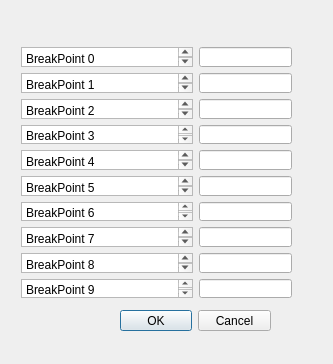
RRRRubbit/Debugger, file Gui/ui_BreakPointDialog.ui: the form before one commit.
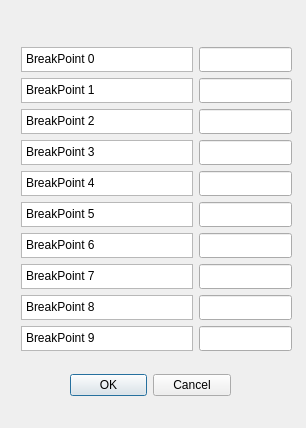
The form after the commit.

What changed in the file:
```diff
--- a/Gui/ui_BreakPointDialog.ui
+++ b/Gui/ui_BreakPointDialog.ui
@@ -6,8 +6,8 @@
    <rect>
     <x>0</x>
     <y>0</y>
-    <width>333</width>
-    <height>364</height>
+    <width>306</width>
+    <height>428</height>
    </rect>
   </property>
   <property name="sizePolicy">
@@ -28,10 +28,10 @@
   <widget class="QDialogButtonBox" name="buttonBox">
    <property name="geometry">
     <rect>
-     <x>120</x>
-     <y>310</y>
-     <width>151</width>
-     <height>21</height>
+     <x>70</x>
+     <y>350</y>
+     <width>161</width>
+     <height>71</height>
     </rect>
    </property>
    <property name="orientation">
@@ -47,7 +47,7 @@
      <x>21</x>
      <y>47</y>
      <width>271</width>
-     <height>251</height>
+     <height>308</height>
     </rect>
    </property>
    <layout class="QHBoxLayout" name="horizontalLayout">
@@ -64,12 +64,18 @@
           <height>25</height>
          </size>
         </property>
+        <property name="font">
+         <font>
+          <family>Arial</family>
+          <pointsize>9</pointsize>
+         </font>
+        </property>
         <property name="html">
          <string>&lt;!DOCTYPE HTML PUBLIC &quot;-//W3C//DTD HTML 4.0//EN&quot; &quot;http://www.w3.org/TR/REC-html40/strict.dtd&quot;&gt;
 &lt;html&gt;&lt;head&gt;&lt;meta name=&quot;qrichtext&quot; content=&quot;1&quot; /&gt;&lt;style type=&quot;text/css&quot;&gt;
 p, li { white-space: pre-wrap; }
-&lt;/style&gt;&lt;/head&gt;&lt;body style=&quot; font-family:'SimSun'; font-size:9pt; font-weight:400; font-style:normal;&quot;&gt;
-&lt;p align=&quot;justify&quot; style=&quot; margin-top:0px; margin-bottom:0px; margin-left:0px; margin-right:0px; -qt-block-indent:0; text-indent:0px;&quot;&gt;BreakPoint 0&lt;/p&gt;&lt;/body&gt;&lt;/html&gt;</string>
+&lt;/style&gt;&lt;/head&gt;&lt;body style=&quot; font-family:'Arial'; font-size:9pt; font-weight:400; font-style:normal;&quot;&gt;
+&lt;p align=&quot;justify&quot; style=&quot; margin-top:0px; margin-bottom:0px; margin-left:0px; margin-right:0px; -qt-block-indent:0; text-indent:0px;&quot;&gt;&lt;span style=&quot; font-family:'SimSun';&quot;&gt;BreakPoint 0&lt;/span&gt;&lt;/p&gt;&lt;/body&gt;&lt;/html&gt;</string>
         </property>
        </widget>
       </item>
```
Left out of the diff: 2 changed lines with no effect on the pictures.
